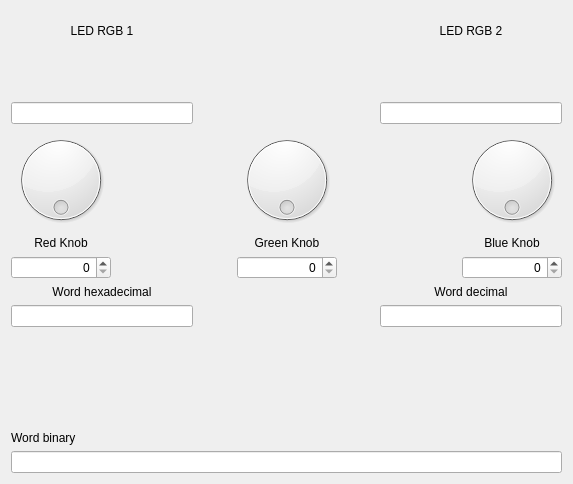
Old version of the form qtmips_gui/peripheralsview.ui in the repository cvut/qtrvsim.
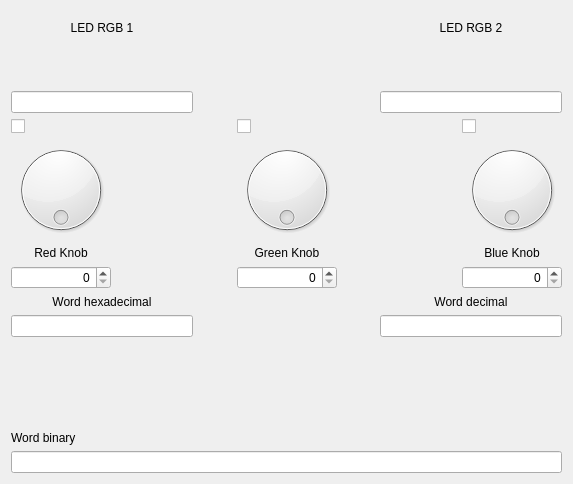
New version of the form.

Commit message: Simulate push of dial buttons by check box.

```diff
--- a/qtmips_gui/peripheralsview.ui
+++ b/qtmips_gui/peripheralsview.ui
@@ -113,6 +113,13 @@
        </property>
        <item>
         <layout class="QVBoxLayout" name="verticalLayout_2">
+         <item>
+          <widget class="QCheckBox" name="checkRed">
+           <property name="text">
+            <string/>
+           </property>
+          </widget>
+         </item>
          <item>
           <widget class="QDial" name="dialRed">
            <property name="maximum">
@@ -160,6 +167,13 @@
        </item>
        <item>
         <layout class="QVBoxLayout" name="verticalLayout_3">
+         <item>
+          <widget class="QCheckBox" name="checkGreen">
+           <property name="text">
+            <string/>
+           </property>
+          </widget>
+         </item>
          <item>
           <widget class="QDial" name="dialGreen">
            <property name="maximum">
@@ -207,6 +221,13 @@
        </item>
        <item>
         <layout class="QVBoxLayout" name="verticalLayout_4">
+         <item>
+          <widget class="QCheckBox" name="checkBlue">
+           <property name="text">
+            <string/>
+           </property>
+          </widget>
+         </item>
          <item>
           <widget class="QDial" name="dialBlue">
            <property name="maximum">
```
The commit also changes 3 other files.
